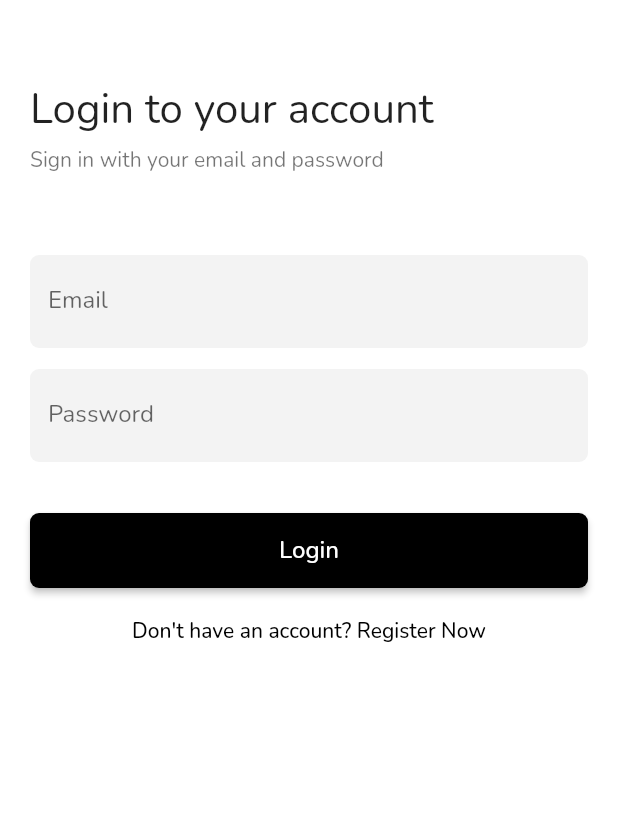
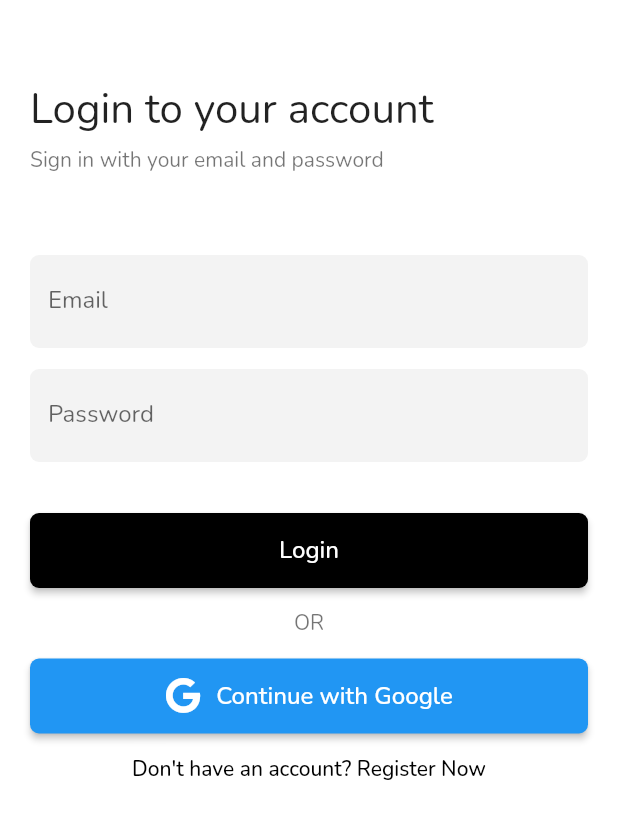
Before and after one commit to fahadimran7/sneek, a Flutter app: the LoginScreen screen opened by its route, on a phone screen of 412 x 824 dp. Shown: the top 819 px of the screen. Run offline on Flutter 3.47's test engine with Material 2 defaults, Android fonts, the phone set to English and light mode, and no system bars; our stand-ins replace cached_network_image, cloud_firestore, firebase_auth, firebase_core, fluttertoast, get_it and 2 more; accounts and stored records are empty; network calls fail.

Commit message:
feat: add google login

```diff
--- /dev/null
+++ b/lib/app/components/forms/google_login_button.dart
@@ -0,0 +1,53 @@
+import 'package:flutter/material.dart';
+import 'package:flutter_mvvm_project/app/helpers/icons.dart';
+
+class GoogleLoginButton extends StatelessWidget {
+  const GoogleLoginButton(
+      {Key? key,
+      required this.onSubmitAction,
+      required this.loading,
+      required this.title})
+      : super(key: key);
+
+  final void Function()? onSubmitAction;
+  final bool loading;
+  final String title;
+
+  @override
+  Widget build(BuildContext context) {
+    return ElevatedButton(
+      onPressed: onSubmitAction,
+      style: ElevatedButton.styleFrom(
+        primary: Colors.blue,
+        minimumSize: const Size.fromHeight(50),
+        shape: RoundedRectangleBorder(
+          borderRadius: BorderRadius.circular(6),
+        ),
+      ),
+      child: loading
+          ? const SizedBox(
+              height: 18,
+              width: 18,
+              child: CircularProgressIndicator(
+                color: Colors.white,
+              ),
+            )
+          : Row(
+              mainAxisAlignment: MainAxisAlignment.center,
+              children: [
+                const Icon(GoogleLogo.google),
+                const SizedBox(
+                  width: 10,
+                ),
+                Text(
+                  title,
+                  style: const TextStyle(
+                    fontSize: 16,
+                    color: Colors.white,
+                  ),
+                ),
+              ],
+            ),
+    );
+  }
+}
--- /dev/null
+++ b/lib/app/helpers/icons.dart
@@ -0,0 +1,14 @@
+import 'package:flutter/widgets.dart';
+
+class GoogleLogo {
+  GoogleLogo._();
+
+  static const _kFontFam = 'GoogleLogo';
+  static const String? _kFontPkg = null;
+
+  static const IconData google = IconData(
+    0xf1a0,
+    fontFamily: _kFontFam,
+    fontPackage: _kFontPkg,
+  );
+}
--- a/lib/app/views/login_screen/components/login_form.dart
+++ b/lib/app/views/login_screen/components/login_form.dart
@@ -1,6 +1,7 @@
 import 'package:flutter/material.dart';
 import 'package:flutter_mvvm_project/app/components/forms/form_busy_button.dart';
 import 'package:flutter_mvvm_project/app/components/forms/form_input_field.dart';
+import 'package:flutter_mvvm_project/app/components/forms/google_login_button.dart';
 import 'package:flutter_mvvm_project/app/helpers/validators.dart';
 import 'package:flutter_mvvm_project/app/routes/routing_constants.dart';
 import 'package:flutter_mvvm_project/app/view_models/login_viewmodel.dart';
@@ -50,6 +51,23 @@ class _LoginFormState extends State<LoginForm> {
     }
   }
 
+  onGoogleLogin(loginViewModel) async {
+    await loginViewModel.loginWithGoogle();
+
+    if (loginViewModel.error != '') return;
+
+    if (!mounted) return;
+
+    // Todo: Use named routes
+    Navigator.pushAndRemoveUntil(
+      context,
+      MaterialPageRoute(
+        builder: (_) => const HomeScreen(),
+      ),
+      (Route<dynamic> route) => false,
+    );
+  }
+
   @override
   Widget build(BuildContext context) {
     LoginViewModel loginViewModel = context.watch<LoginViewModel>();
@@ -81,7 +99,20 @@ class _LoginFormState extends State<LoginForm> {
             onSubmitAction: () => onSubmitAction(loginViewModel),
             loading: loginViewModel.loading,
           ),
-          const WhiteSpace(),
+          const WhiteSpace(
+            size: 'xs',
+          ),
+          const Text(
+            'OR',
+            style: TextStyle(color: Colors.black54),
+          ),
+          const WhiteSpace(
+            size: 'xs',
+          ),
+          GoogleLoginButton(
+              onSubmitAction: () => onGoogleLogin(loginViewModel),
+              loading: loginViewModel.googleLoading,
+              title: 'Continue with Google'),
           TextButton(
             onPressed: () {
               Navigator.pushNamed(context, registerViewRoute);
--- a/pubspec.yaml
+++ b/pubspec.yaml
@@ -42,6 +42,7 @@ dependencies:
   fluttertoast: ^8.0.9
   get_it: ^7.2.0
   stacked: ^2.3.15+1
+  google_sign_in: ^5.4.1
 
 dev_dependencies:
   flutter_test:
@@ -78,6 +79,10 @@ flutter:
   # "family" key with the font family name, and a "fonts" key with a
   # list giving the asset and other descriptors for the font. For
   # example:
+  fonts:
+    - family: GoogleLogo
+      fonts:
+        - asset: assets/images/GoogleLogo.ttf
   # fonts:
   #   - family: Schyler
   #     fonts:
```
Also changed, not shown: lib/app/services/auth/authentication_service.dart (+25 -0 lines), lib/app/view_models/login_viewmodel.dart (+55 -0 lines), lib/app/views/test_screen.dart (added, +28 -0 lines), assets/images/GoogleLogo.ttf (added), pubspec.lock.
